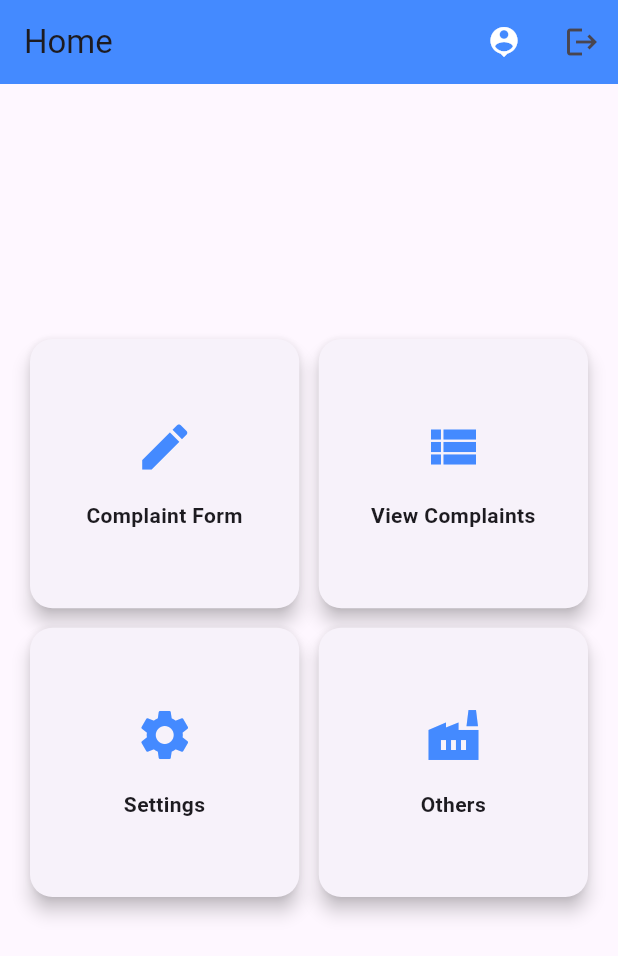
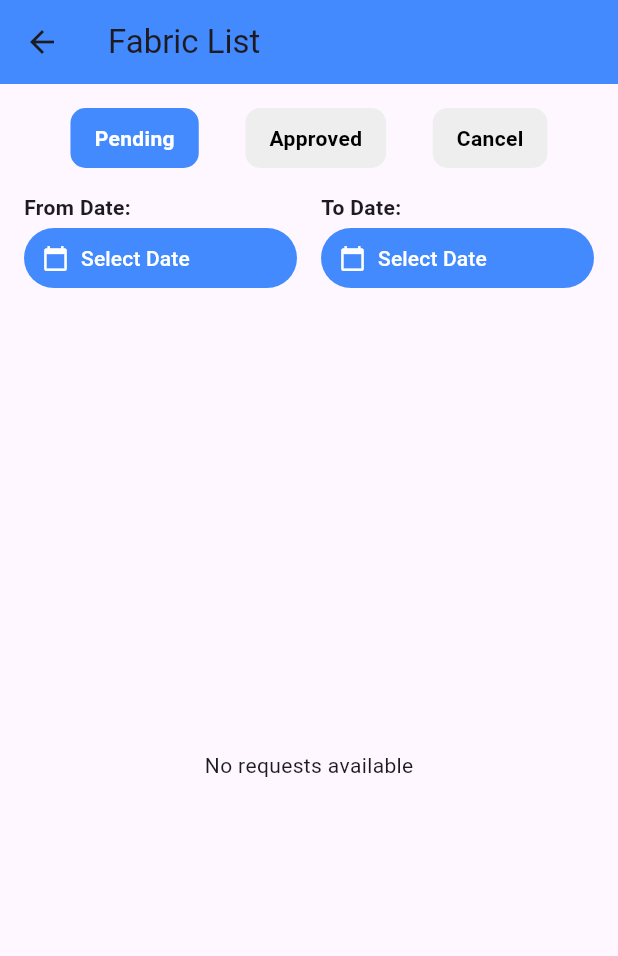
Before and after one commit to nihadcodes/complain_app, a Flutter app: the HomePage screen opened directly with empty values, after a tap on "Others", on a phone screen of 412 x 824 dp. Shown: the top 956 px of the screen. Run offline on Flutter 3.47's test engine with Material 3 defaults, Android fonts, the phone set to English and light mode, and no system bars; our stand-ins replace audioplayers, file_picker, image_picker, permission_handler, shared_preferences, sqflite and 1 more; missing offline and left inert: record; accounts and stored records are empty.

Commit message:
done with Fabrics

```diff
--- /dev/null
+++ b/lib/features/fabric/fabric_page.dart
@@ -0,0 +1,313 @@
+import 'dart:convert';
+import 'package:flutter/material.dart';
+import 'package:intl/intl.dart';
+import 'package:http/http.dart' as http;
+import 'models/fabric_model.dart';
+
+
+class FabricPage extends StatefulWidget {
+  @override
+  _FabricPageState createState() => _FabricPageState();
+}
+
+
+class _FabricPageState extends State<FabricPage> {
+  String? selectedStatus = "Pending";
+  DateTime? fromDate;
+  DateTime? toDate;
+  List<FabricItem> fabricItems = [];
+
+  @override
+  void initState() {
+    super.initState();
+    fetchData();
+  }
+
+  Future<void> fetchData() async {
+    if (fromDate == null || toDate == null) {
+      // Show a message if dates are not selected
+      return;
+    }
+
+    try {
+      final fromDateStr = DateFormat('dd-MM-yyyy').format(fromDate!);
+      final toDateStr = DateFormat('dd-MM-yyyy').format(toDate!);
+      final response = await http.get(Uri.parse(
+          'http://118.179.223.41:7007/ords/xact_erp/approval/D_FAb_book_approved_list?P_APP_TYPE=1&G_USER_ID=1&P_FROM_DATE=$fromDateStr&P_TO_DATE=$toDateStr'));
+
+      if (response.statusCode == 200) {
+        setState(() {
+          // Parse the response body and convert it to List<FabricItem>
+          final data = jsonDecode(response.body);
+          fabricItems = (data['items'] as List)
+              .map((item) => FabricItem.fromJson(item))
+              .toList();
+        });
+      } else {
+        // Handle server error
+        print('Failed to load data');
+      }
+    } catch (e) {
+      // Handle network error
+      print('Error fetching data: $e');
+    }
+  }
+
+  Future<void> _selectFromDate(BuildContext context) async {
+    final DateTime? picked = await showDatePicker(
+      context: context,
+      initialDate: fromDate ?? DateTime.now(),
+      firstDate: DateTime(2000),
+      lastDate: DateTime(2101),
+      initialDatePickerMode: DatePickerMode.year, // Open with year selection
+    );
+    if (picked != null && picked != fromDate) {
+      setState(() {
+        fromDate = picked;
+      });
+      fetchData(); // Fetch data after selecting the from date
+    }
+  }
+
+  Future<void> _selectToDate(BuildContext context) async {
+    final DateTime? picked = await showDatePicker(
+      context: context,
+      initialDate: toDate ?? DateTime.now(),
+      firstDate: DateTime(2000),
+      lastDate: DateTime(2101),
+      initialDatePickerMode: DatePickerMode.year, // Open with year selection
+    );
+    if (picked != null && picked != toDate) {
+      setState(() {
+        toDate = picked;
+      });
+      fetchData(); // Fetch data after selecting the to date
+    }
+  }
+
+  @override
+  Widget build(BuildContext context) {
+    return Scaffold(
+      appBar: AppBar(
+        title: Text("Fabric List"),
+        backgroundColor: Colors.blueAccent,
+        leading: IconButton(
+          icon: Icon(Icons.arrow_back),  // Back arrow icon
+          onPressed: () {
+            Navigator.pop(context);  // Go back to the previous screen
+          },
+        ),
+      ),
+
+      body: Padding(
+        padding: const EdgeInsets.all(16.0),
+        child: Column(
+          children: [
+            // Status tabs
+            Row(
+              mainAxisAlignment: MainAxisAlignment.spaceEvenly,
+              children: [
+                _buildStatusTab("Pending", selectedStatus == "Pending"),
+                _buildStatusTab("Approved", selectedStatus == "Approved"),
+                _buildStatusTab("Cancel", selectedStatus == "Cancel"),
+              ],
+            ),
+            SizedBox(height: 16),
+            // Date pickers
+            Row(
+              children: [
+                Expanded(
+                  child: Column(
+                    crossAxisAlignment: CrossAxisAlignment.start,
+                    children: [
+                      Text('From Date:', style: TextStyle(fontWeight: FontWeight.bold)),
+                      TextButton(
+                        onPressed: () => _selectFromDate(context),
+                        style: TextButton.styleFrom(
+                          backgroundColor: Colors.blueAccent,
+                          primary: Colors.white,
+                        ),
+                        child: Row(
+                          children: [
+                            Icon(Icons.calendar_today, color: Colors.white),
+                            SizedBox(width: 8),
+                            Text(
+                              fromDate == null
+                                  ? 'Select Date'
+                                  : DateFormat('yyyy-MM-dd').format(fromDate!),
+                              style: TextStyle(color: Colors.white),
+                            ),
+                          ],
+                        ),
+                      ),
+                    ],
+                  ),
+                ),
+                SizedBox(width: 16),
+                Expanded(
+                  child: Column(
+                    crossAxisAlignment: CrossAxisAlignment.start,
+                    children: [
+                      Text('To Date:', style: TextStyle(fontWeight: FontWeight.bold)),
+                      TextButton(
+                        onPressed: () => _selectToDate(context),
+                        style: TextButton.styleFrom(
+                          backgroundColor: Colors.blueAccent,
+                          primary: Colors.white,
+                        ),
+                        child: Row(
+                          children: [
+                            Icon(Icons.calendar_today, color: Colors.white),
+                            SizedBox(width: 8),
+                            Text(
+                              toDate == null
+                                  ? 'Select Date'
+                                  : DateFormat('yyyy-MM-dd').format(toDate!),
+                              style: TextStyle(color: Colors.white),
+                            ),
+                          ],
+                        ),
+                      ),
+                    ],
+                  ),
+                ),
+              ],
+            ),
+            SizedBox(height: 16),
+            // Display API data as cards
+            Expanded(
+              child: _getFilteredFabricItems().isEmpty
+                  ? Center(child: Text('No requests available'))
+                  : ListView.builder(
+                itemCount: _getFilteredFabricItems().length,
+                itemBuilder: (context, index) {
+                  var item = _getFilteredFabricItems()[index];
+                  return _buildRequisitionCard(item);
+                },
+              ),
+            ),
+          ],
+        ),
+      ),
+    );
+  }
+
+  // Build status tab button
+  Widget _buildStatusTab(String status, bool isSelected) {
+    return GestureDetector(
+      onTap: () {
+        setState(() {
+          selectedStatus = status;
+        });
+      },
+      child: Container(
+        padding: EdgeInsets.symmetric(horizontal: 16, vertical: 10),
+        decoration: BoxDecoration(
+          color: isSelected ? Colors.blueAccent : Colors.grey.shade200,
+          borderRadius: BorderRadius.circular(10),
+        ),
+        child: Text(
+          status,
+          style: TextStyle(
+            color: isSelected ? Colors.white : Colors.black,
+            fontWeight: FontWeight.bold,
+          ),
+        ),
+      ),
+    );
+  }
+
+  // Build requisition card
+  Widget _buildRequisitionCard(FabricItem item) {
+    return Card(
+      margin: EdgeInsets.symmetric(vertical: 8),
+      elevation: 5,
+      shape: RoundedRectangleBorder(borderRadius: BorderRadius.circular(15)),
+      child: Padding(
+        padding: const EdgeInsets.all(16.0),
+        child: Column(
+          crossAxisAlignment: CrossAxisAlignment.start,
+          children: [
+            Text(
+              'Requisition: ${item.bookNo}',
+              style: TextStyle(
+                fontWeight: FontWeight.bold,
+                color: Colors.green,
+              ),
+            ),
+            SizedBox(height: 4),
+            Text('Merchandiser: ${item.merchandiser}'),
+            Text('Supplier: ${item.supplier}'),
+            Text('Buyer: ${item.buyerName}'),
+            Text('Item Type: ${item.itemType}'),
+            SizedBox(height: 8),
+            Row(
+              mainAxisAlignment: MainAxisAlignment.spaceBetween,
+              children: [
+                _buildStatusBadge(item.status == 2 ? 'Pending' : item.status == 1 ? 'Approved' : 'Cancelled'),
+                Row(
+                  children: [
+                    _buildActionButton(item.status == 2 ? "Approve" : "Approve", Colors.green, () {
+                      if (item.status == 2) {
+                        setState(() {
+                          item.status = 1; // Change status to Approved
+                        });
+                      }
+                    }),
+                    SizedBox(width: 8),
+                    _buildActionButton(item.status == 2 ? "Reject" : "Cancel", Colors.red, () {
+                      if (item.status == 2) {
+                        setState(() {
+                          item.status = 3; // Change status to Cancelled
+                        });
+                      }
+                    }),
+                  ],
+                ),
+              ],
+            ),
+          ],
+        ),
+      ),
+    );
+  }
+
+  // Build status badge
+  Widget _buildStatusBadge(String status) {
+    return Container(
+      padding: EdgeInsets.symmetric(horizontal: 12, vertical: 5),
+      decoration: BoxDecoration(
+        color: status == "Pending" ? Colors.orange : status == "Approved" ? Colors.green : Colors.red,
+        borderRadius: BorderRadius.circular(12),
+      ),
+      child: Text(
+        status,
+        style: TextStyle(color: Colors.white, fontWeight: FontWeight.bold),
+      ),
+    );
+  }
+
+  // Build Approve/Reject button
+  Widget _buildActionButton(String text, Color color, VoidCallback onPressed) {
+    return ElevatedButton(
+      onPressed: onPressed,
+      style: ElevatedButton.styleFrom(
+        primary: color,
+        shape: RoundedRectangleBorder(borderRadius: BorderRadius.circular(10)),
+      ),
+      child: Text(text),
+    );
+  }
+
+  // Get filtered list of items based on the selected status
+  List<FabricItem> _getFilteredFabricItems() {
+    if (selectedStatus == "Pending") {
+      return fabricItems.where((item) => item.status == 2).toList();
+    } else if (selectedStatus == "Approved") {
+      return fabricItems.where((item) => item.status == 1).toList();
+    } else if (selectedStatus == "Cancel") {
+      return fabricItems.where((item) => item.status == 3).toList();
+    }
+    return [];
+  }
+}
--- a/lib/features/fabric/models/fabric_model.dart
+++ b/lib/features/fabric/models/fabric_model.dart
@@ -8,7 +8,7 @@ class FabricItem {
   final String supplier;
   final DateTime? delDt;
   final int bookUnitDeptNo;
-  final int status;
+  int status;
   final String payMode;
   final double? currencyRate;
   final String paymentTermNo;
@@ -51,7 +51,6 @@ class FabricItem {
     required this.itemType,
   });
 
-
   factory FabricItem.fromJson(Map<String, dynamic> json) {
     return FabricItem(
       pid: json['pid'],
@@ -80,7 +79,6 @@ class FabricItem {
       itemType: json['item_type'],
     );
   }
-
 
   Map<String, dynamic> toJson() {
     return {
--- a/lib/features/home page/home_page.dart
+++ b/lib/features/home page/home_page.dart
@@ -1,3 +1,4 @@
+import 'package:complain_management/features/fabric/fabric_page.dart';
 import 'package:flutter/material.dart';
 import 'package:shared_preferences/shared_preferences.dart';
 import '../complain form/complain_form.dart';
@@ -93,7 +94,12 @@ class HomePage extends StatelessWidget {
                     title: 'Others',
                     icon: Icons.factory,
                     onTap: () {
-                      // Handle others tap
+                      Navigator.push(
+                        context,
+                        MaterialPageRoute(
+                          builder: (context) => FabricPage(),
+                        ),
+                      );
                     },
                   ),
                 ],
--- a/pubspec.yaml
+++ b/pubspec.yaml
@@ -41,6 +41,7 @@ dependencies:
   record: ^4.4.4
   video_player: ^2.7.0
   audioplayers: ^5.2.1
+  intl: ^0.18.0
 
 
 
```
Also changed, not shown: lib/features/complain form/complain_form.dart (+9 -0 lines), pubspec.lock.
